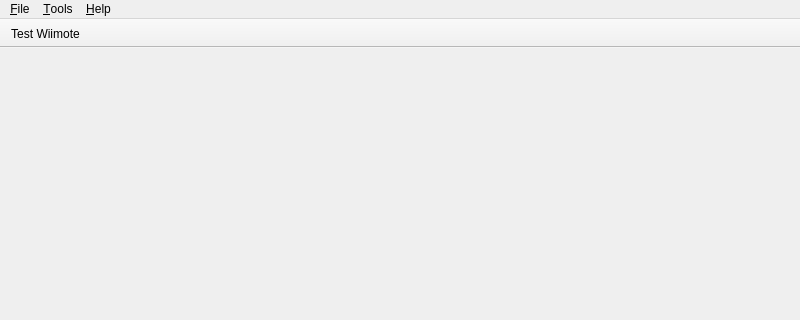
Old version of the form application/ui/swiim.ui in the repository eidorb/swiim; both pictures show x 0 to 800 and y 0 to 320 of the 800 by 600 pixel window.
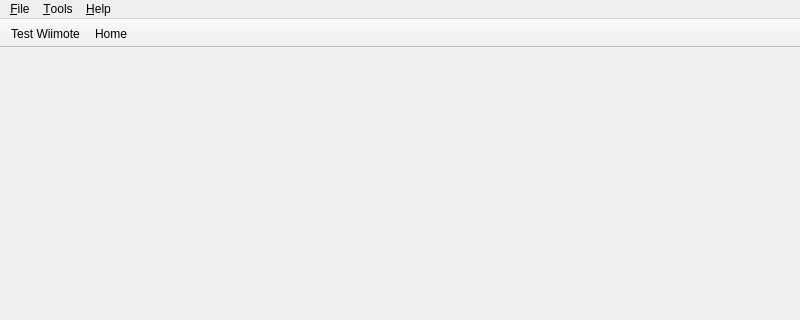
New version of the form.

Commit message: Add home button to toolbar

Diff of the .ui file:
```diff
--- a/application/ui/swiim.ui
+++ b/application/ui/swiim.ui
@@ -70,6 +70,7 @@
     <bool>false</bool>
    </attribute>
    <addaction name="actionTestWiimote"/>
+   <addaction name="actionHome"/>
   </widget>
   <action name="actionTestWiimote">
    <property name="text">
@@ -79,6 +80,14 @@
     <string>Test connection with the Wiimote</string>
    </property>
   </action>
+  <action name="actionHome">
+   <property name="text">
+    <string>&amp;Home</string>
+   </property>
+   <property name="toolTip">
+    <string>Go to the home screen</string>
+   </property>
+  </action>
  </widget>
  <resources/>
  <connections/>
```
The commit also changes 1 other file.
